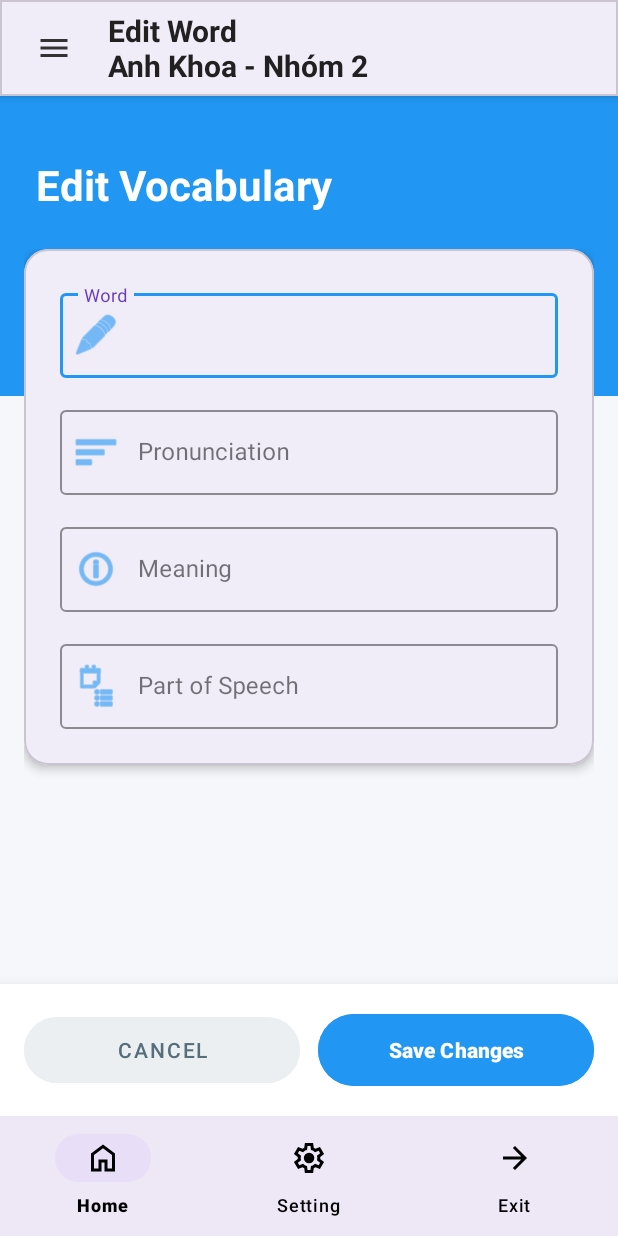
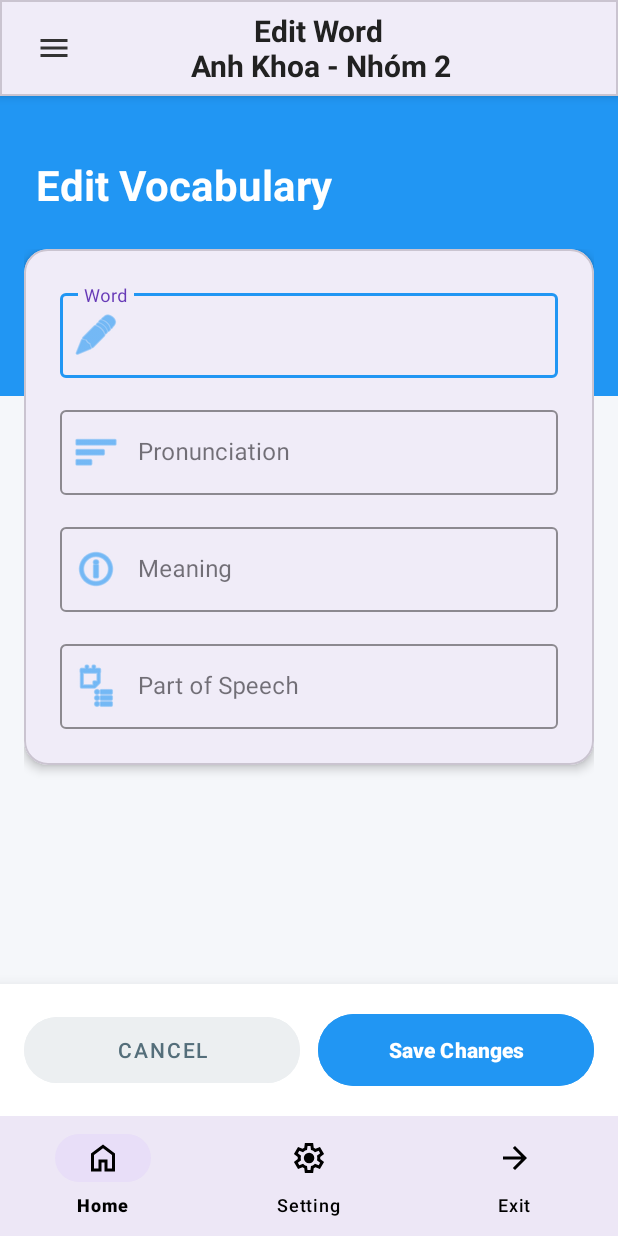
Before and after one commit to anhkhoa0610/project-myvocab, an Android app: the EditActivity screen opened directly, with no data from a screen before it, on a phone screen of 412 x 824 dp. Run offline under Robolectric (Android 15) with nearby library versions, the phone set to English and light mode, and no system bars.

Commit message:
last change

```diff
--- a/app/src/main/java/com/example/project/data/model/DictionaryWord.kt
+++ b/app/src/main/java/com/example/project/data/model/DictionaryWord.kt
@@ -15,7 +15,6 @@ data class DictionaryWord(
     val example_sentence: String = "",
     var is_favorite: Boolean = false
 ) : Parcelable {
-    // Helper method để lấy level name
     fun getLevelName(): String {
         return when(level_id) {
             1 -> "A1"
--- a/app/src/main/res/layout/activity_base.xml
+++ b/app/src/main/res/layout/activity_base.xml
@@ -42,6 +42,7 @@
                     android:layout_weight="1"
                     android:layout_marginStart="16dp"
                     android:text="My Vocab"
+                    android:gravity="center"
                     android:textColor="#212121"
                     android:textSize="20sp"
                     android:textStyle="bold" />
--- a/app/src/main/res/layout/activity_edit_layout.xml
+++ b/app/src/main/res/layout/activity_edit_layout.xml
@@ -1,6 +1,5 @@
 <?xml version="1.0" encoding="utf-8"?>
-<androidx.constraintlayout.widget.ConstraintLayout
-    xmlns:android="http://schemas.android.com/apk/res/android"
+<androidx.constraintlayout.widget.ConstraintLayout xmlns:android="http://schemas.android.com/apk/res/android"
     xmlns:app="http://schemas.android.com/apk/res-auto"
     xmlns:tools="http://schemas.android.com/tools"
     android:layout_width="match_parent"
@@ -32,8 +31,8 @@
         android:layout_width="match_parent"
         android:layout_height="0dp"
         android:layout_marginTop="24dp"
+        android:clipToPadding="false"
         android:fillViewport="true"
-        android:clipToPadding="false"
         android:paddingBottom="80dp"
         app:layout_constraintBottom_toTopOf="@id/layoutButtons"
         app:layout_constraintTop_toBottomOf="@id/tvTitle">
@@ -57,62 +56,66 @@
                     android:padding="24dp">
 
                     <com.google.android.material.textfield.TextInputLayout
+                        style="@style/Widget.MaterialComponents.TextInputLayout.OutlinedBox"
                         android:layout_width="match_parent"
                         android:layout_height="wrap_content"
+                        android:layout_marginBottom="16dp"
                         android:hint="Word"
-                        style="@style/Widget.MaterialComponents.TextInputLayout.OutlinedBox"
                         app:boxStrokeColor="#2196F3"
                         app:startIconDrawable="@android:drawable/ic_menu_edit"
-                        app:startIconTint="#2196F3"
-                        android:layout_marginBottom="16dp">
+                        app:startIconTint="#2196F3">
+
                         <com.google.android.material.textfield.TextInputEditText
                             android:id="@+id/etWord"
                             android:layout_width="match_parent"
-                            android:layout_height="wrap_content"/>
+                            android:layout_height="wrap_content" />
                     </com.google.android.material.textfield.TextInputLayout>
 
                     <com.google.android.material.textfield.TextInputLayout
+                        style="@style/Widget.MaterialComponents.TextInputLayout.OutlinedBox"
                         android:layout_width="match_parent"
                         android:layout_height="wrap_content"
+                        android:layout_marginBottom="16dp"
                         android:hint="Pronunciation"
-                        style="@style/Widget.MaterialComponents.TextInputLayout.OutlinedBox"
                         app:boxStrokeColor="#2196F3"
                         app:startIconDrawable="@android:drawable/ic_menu_sort_by_size"
-                        app:startIconTint="#2196F3"
-                        android:layout_marginBottom="16dp">
+                        app:startIconTint="#2196F3">
+
                         <com.google.android.material.textfield.TextInputEditText
                             android:id="@+id/etPronunciation"
                             android:layout_width="match_parent"
-                            android:layout_height="wrap_content"/>
+                            android:layout_height="wrap_content" />
                     </com.google.android.material.textfield.TextInputLayout>
 
                     <com.google.android.material.textfield.TextInputLayout
+                        style="@style/Widget.MaterialComponents.TextInputLayout.OutlinedBox"
                         android:layout_width="match_parent"
                         android:layout_height="wrap_content"
+                        android:layout_marginBottom="16dp"
                         android:hint="Meaning"
-                        style="@style/Widget.MaterialComponents.TextInputLayout.OutlinedBox"
                         app:boxStrokeColor="#2196F3"
                         app:startIconDrawable="@android:drawable/ic_menu_info_details"
-                        app:startIconTint="#2196F3"
-                        android:layout_marginBottom="16dp">
+                        app:startIconTint="#2196F3">
+
                         <com.google.android.material.textfield.TextInputEditText
                             android:id="@+id/etMeaning"
                             android:layout_width="match_parent"
-                            android:layout_height="wrap_content"/>
+                            android:layout_height="wrap_content" />
                     </com.google.android.material.textfield.TextInputLayout>
 
                     <com.google.android.material.textfield.TextInputLayout
+                        style="@style/Widget.MaterialComponents.TextInputLayout.OutlinedBox"
                         android:layout_width="match_parent"
                         android:layout_height="wrap_content"
                         android:hint="Part of Speech"
-                        style="@style/Widget.MaterialComponents.TextInputLayout.OutlinedBox"
                         app:boxStrokeColor="#2196F3"
                         app:startIconDrawable="@android:drawable/ic_menu_agenda"
                         app:startIconTint="#2196F3">
+
                         <com.google.android.material.textfield.TextInputEditText
                             android:id="@+id/etPartOfSpeech"
                             android:layout_width="match_parent"
-                            android:layout_height="wrap_content"/>
+                            android:layout_height="wrap_content" />
                     </com.google.android.material.textfield.TextInputLayout>
 
                 </LinearLayout>
@@ -124,36 +127,36 @@
         android:id="@+id/layoutButtons"
         android:layout_width="match_parent"
         android:layout_height="wrap_content"
-        android:padding="16dp"
+        android:background="#FFFFFF"
+        android:elevation="16dp"
         android:gravity="center"
         android:orientation="horizontal"
-        android:background="#FFFFFF"
-        android:elevation="16dp"
+        android:padding="16dp"
         app:layout_constraintBottom_toBottomOf="parent">
 
         <Button
             android:id="@+id/btnCancel"
+            style="@style/Widget.MaterialComponents.Button.UnelevatedButton"
             android:layout_width="0dp"
             android:layout_height="56dp"
+            android:layout_marginEnd="12dp"
             android:layout_weight="1"
+            android:backgroundTint="#ECEFF1"
             android:text="Cancel"
             android:textColor="#546E7A"
-            android:backgroundTint="#ECEFF1"
-            android:layout_marginEnd="12dp"
-            app:cornerRadius="28dp"
-            style="@style/Widget.MaterialComponents.Button.UnelevatedButton"/>
+            app:cornerRadius="28dp" />
 
         <Button
             android:id="@+id/btnSave"
             android:layout_width="0dp"
             android:layout_height="56dp"
             android:layout_weight="1"
+            android:backgroundTint="#2196F3"
             android:text="Save Changes"
+            android:textColor="@color/white"
             android:textStyle="bold"
-            android:textColor="@color/white"
-            android:backgroundTint="#2196F3"
             app:cornerRadius="28dp"
-            app:elevation="4dp"/>
+            app:elevation="4dp" />
     </LinearLayout>
 
 </androidx.constraintlayout.widget.ConstraintLayout>
--- a/app/src/main/res/layout/activity_login.xml
+++ b/app/src/main/res/layout/activity_login.xml
@@ -36,9 +36,10 @@
             android:layout_width="wrap_content"
             android:layout_height="wrap_content"
             android:layout_marginTop="8dp"
-            android:text="Learn English Vocabulary"
+            android:text="Login \nAnh Khoa - Nhóm 2"
             android:textColor="#E3F2FD"
-            android:textSize="16sp"
+            android:textSize="24sp"
+            android:gravity="center"
             app:layout_constraintEnd_toEndOf="parent"
             app:layout_constraintStart_toStartOf="parent"
             app:layout_constraintTop_toBottomOf="@id/tvAppTitle" />
```
Also changed, not shown: app/src/main/java/com/example/project/data/local/UserDAO.kt (+1 -18 lines), app/src/main/java/com/example/project/ui/admin/DictionaryManagementActivity.kt (+0 -7 lines), app/src/main/java/com/example/project/ui/admin/DictionaryWordAdapter.kt (+0 -7 lines), app/src/main/java/com/example/project/ui/dictionary/DictionaryActivity.kt (+0 -22 lines), app/src/main/res/layout/activity_register.xml (+6 -4 lines).
